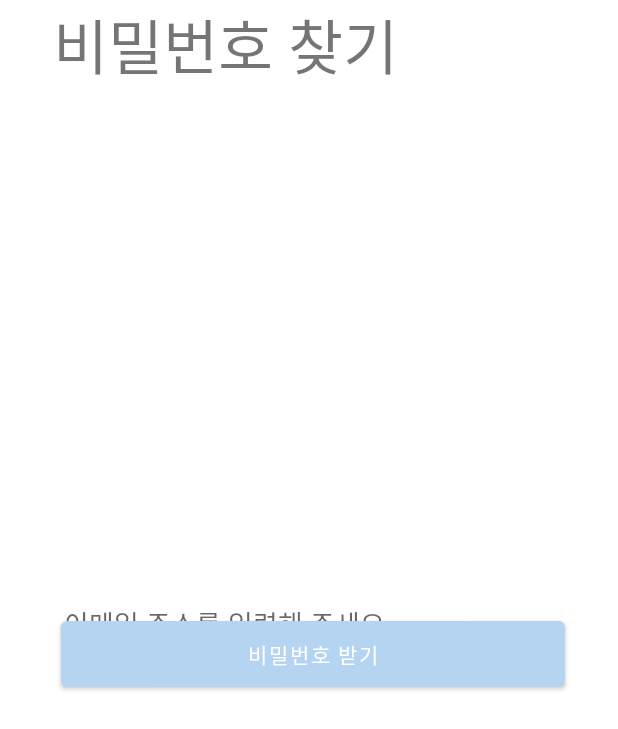
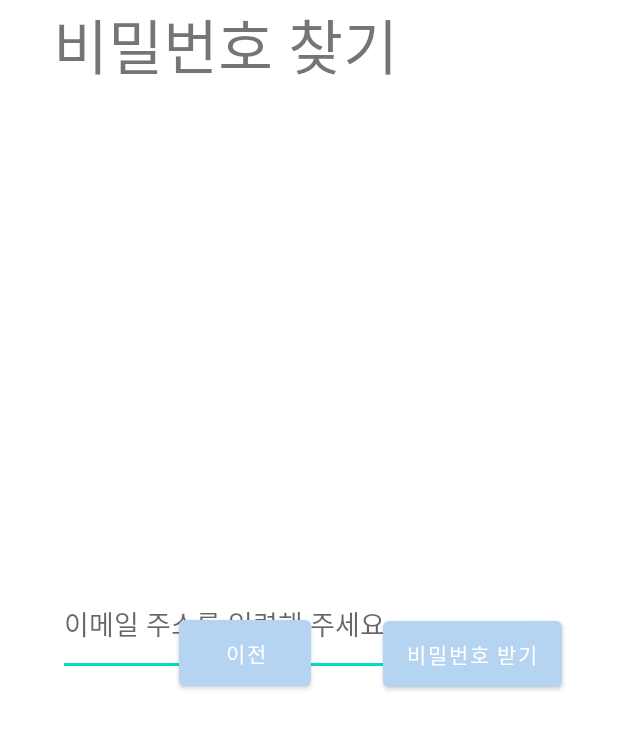
Before and after one commit to yeongchan1228/Who_NextDoor, an Android app: the GofindpwdActivity screen opened directly, with no data from a screen before it, on a phone screen of 412 x 824 dp. Shown: the top 729 px of the screen. Run offline under Robolectric (Android 15) with nearby library versions, the phone set to English and light mode, and no system bars; our stand-ins replace Firebase (no records; nobody signed in at launch, a user with empty details on screens opened directly).

Commit message:
비밀번호 찾기 수정

```diff
--- a/app/src/main/java/com/example/who_nextdoor/GofindpwdActivity.java
+++ b/app/src/main/java/com/example/who_nextdoor/GofindpwdActivity.java
@@ -60,4 +60,9 @@
             }
         });
         }
+    public void GoMain(View v){
+        Intent intent = new Intent(this, MainActivity.class);
+        startActivity(intent);
+        finish();
     }
+    }
--- a/app/src/main/res/layout/activity_gofindpwd.xml
+++ b/app/src/main/res/layout/activity_gofindpwd.xml
@@ -34,19 +34,32 @@
 
 
     <Button
+        android:id="@+id/requestEmail"
+        android:layout_width="wrap_content"
+        android:layout_height="56dp"
         android:onClick="sendEmail"
-        android:id="@+id/requestEmail"
-        android:layout_width="336dp"
-        android:layout_height="56dp"
         android:text="비밀번호 받기"
         app:backgroundTint="#B5D4F1"
         app:layout_constraintBottom_toBottomOf="parent"
         app:layout_constraintEnd_toEndOf="parent"
-        app:layout_constraintHorizontal_bias="0.533"
+        app:layout_constraintHorizontal_bias="0.872"
         app:layout_constraintStart_toStartOf="parent"
         app:layout_constraintTop_toTopOf="parent"
         app:layout_constraintVertical_bias="0.531" />
 
+    <Button
+        android:id="@+id/btn11"
+        android:layout_width="wrap_content"
+        android:layout_height="56dp"
+        android:onClick="GoMain"
+        android:text="이전"
+        app:backgroundTint="#B5D4F1"
+        app:layout_constraintBottom_toBottomOf="parent"
+        app:layout_constraintEnd_toEndOf="parent"
+        app:layout_constraintHorizontal_bias="0.368"
+        app:layout_constraintStart_toStartOf="parent"
+        app:layout_constraintTop_toTopOf="parent"
+        app:layout_constraintVertical_bias="0.53" />
 
 
 </androidx.constraintlayout.widget.ConstraintLayout>
```
